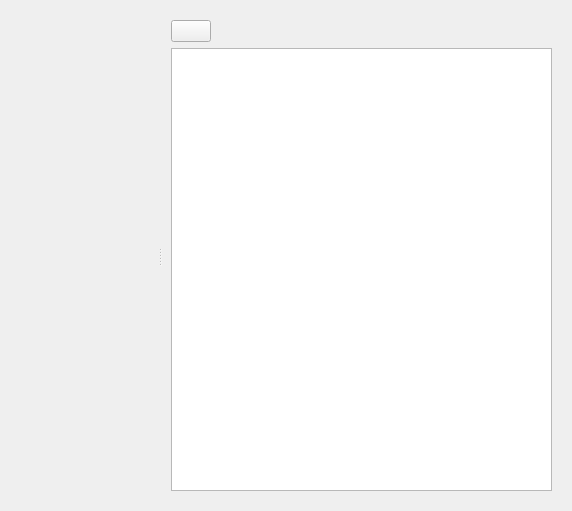
Before: the Qt Designer form filebrowser.ui in lujiajingcn/FileMarker, drawn with Qt 5.
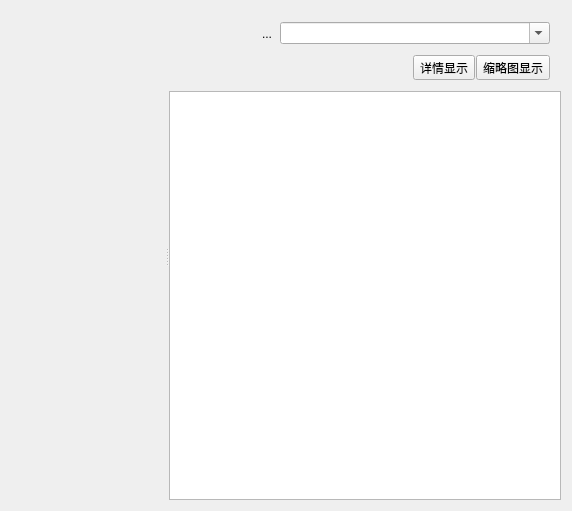
After: the same form once the commit is applied. The open tabs and pages were chosen to show the change. Icons and pictures are not drawn. Custom widgets are drawn as their Qt base class.

Diff of the .ui file:
```diff
--- a/filebrowser.ui
+++ b/filebrowser.ui
@@ -351,40 +351,8 @@
            </item>
           </layout>
          </widget>
-         <widget class="QWidget" name="pageProcessInfo">
-          <layout class="QGridLayout" name="gridLayout_5">
-           <item row="0" column="0">
-            <layout class="QGridLayout" name="gridLayout_4">
-             <item row="1" column="1">
-              <spacer name="horizontalSpacer">
-               <property name="orientation">
-                <enum>Qt::Horizontal</enum>
-               </property>
-               <property name="sizeHint" stdset="0">
-                <size>
-                 <width>40</width>
-                 <height>20</height>
-                </size>
-               </property>
-              </spacer>
-             </item>
-             <item row="1" column="0">
-              <widget class="QPushButton" name="btnStop">
-               <property name="text">
-                <string/>
-               </property>
-               <property name="icon">
-                <iconset resource="resources.qrc">
-                 <normaloff>:/Resources/stop.png</normaloff>:/Resources/stop.png</iconset>
-               </property>
-              </widget>
-             </item>
-            </layout>
-           </item>
-           <item row="1" column="0">
-            <widget class="QPlainTextEdit" name="plainTextEdit"/>
-           </item>
-          </layout>
+         <widget class="FormPageProgressInfo" name="pageProgressInfo">
+          <layout class="QGridLayout" name="gridLayout_5"/>
          </widget>
         </widget>
        </widget>
@@ -401,6 +369,12 @@
    <header location="global">formfilenavigation.h</header>
    <container>1</container>
   </customwidget>
+  <customwidget>
+   <class>FormPageProgressInfo</class>
+   <extends>QWidget</extends>
+   <header>formpageprogressinfo.h</header>
+   <container>1</container>
+  </customwidget>
  </customwidgets>
  <resources>
   <include location="resources.qrc"/>
```
Left out of the diff: 2 changed lines with no effect on the pictures.
